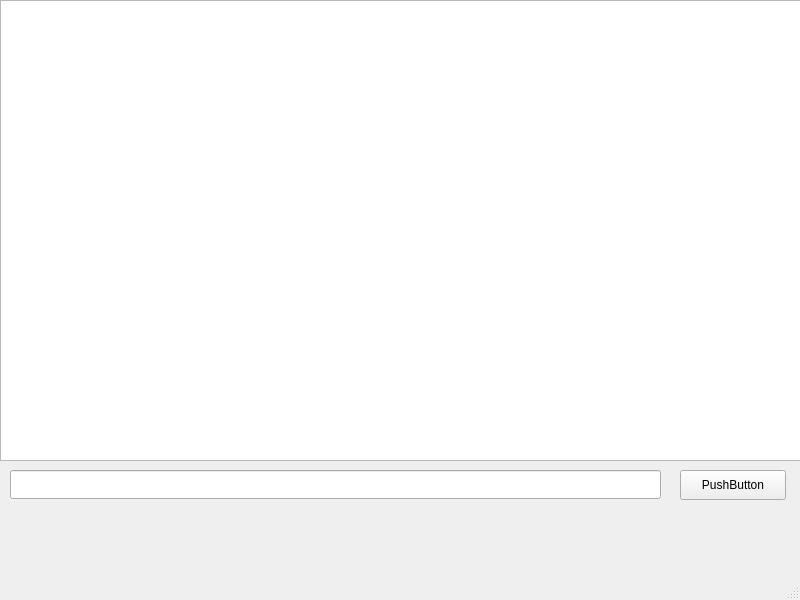
Before: the Qt Designer form mainwindow.ui in MrPipiKado/OS11Client, drawn with Qt 5.
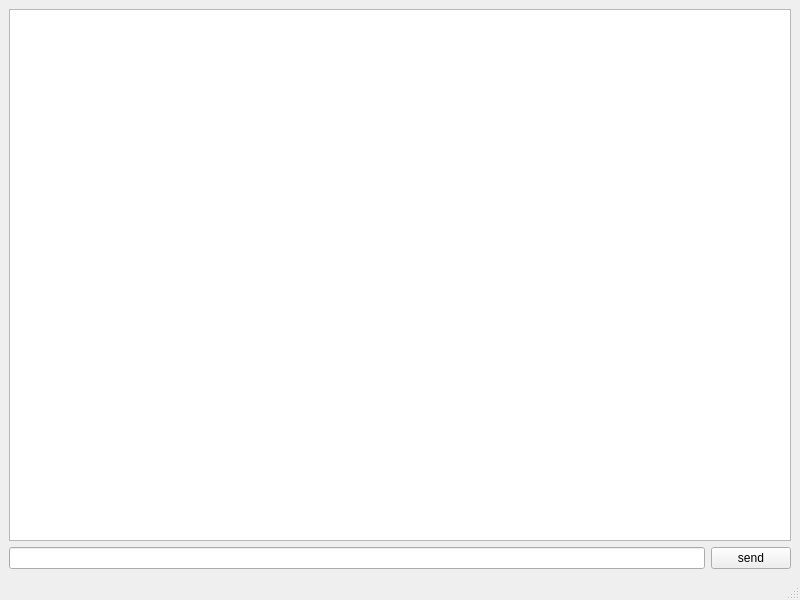
After: the same form once the commit is applied.

Diff of the .ui file:
```diff
--- a/mainwindow.ui
+++ b/mainwindow.ui
@@ -14,39 +14,21 @@
    <string>MainWindow</string>
   </property>
   <widget class="QWidget" name="centralwidget">
-   <widget class="QTextEdit" name="textEdit">
-    <property name="geometry">
-     <rect>
-      <x>0</x>
-      <y>0</y>
-      <width>801</width>
-      <height>461</height>
-     </rect>
-    </property>
-   </widget>
-   <widget class="QLineEdit" name="lineEdit">
-    <property name="geometry">
-     <rect>
-      <x>10</x>
-      <y>470</y>
-      <width>651</width>
-      <height>29</height>
-     </rect>
-    </property>
-   </widget>
-   <widget class="QPushButton" name="pushButton">
-    <property name="geometry">
-     <rect>
-      <x>680</x>
-      <y>470</y>
-      <width>106</width>
-      <height>30</height>
-     </rect>
-    </property>
-    <property name="text">
-     <string>PushButton</string>
-    </property>
-   </widget>
+   <layout class="QGridLayout" name="gridLayout">
+    <item row="0" column="0" colspan="2">
+     <widget class="QTextEdit" name="textEdit"/>
+    </item>
+    <item row="1" column="0">
+     <widget class="QLineEdit" name="lineEdit"/>
+    </item>
+    <item row="1" column="1">
+     <widget class="QPushButton" name="pushButton">
+      <property name="text">
+       <string>send</string>
+      </property>
+     </widget>
+    </item>
+   </layout>
   </widget>
   <widget class="QMenuBar" name="menubar">
    <property name="geometry">
```
